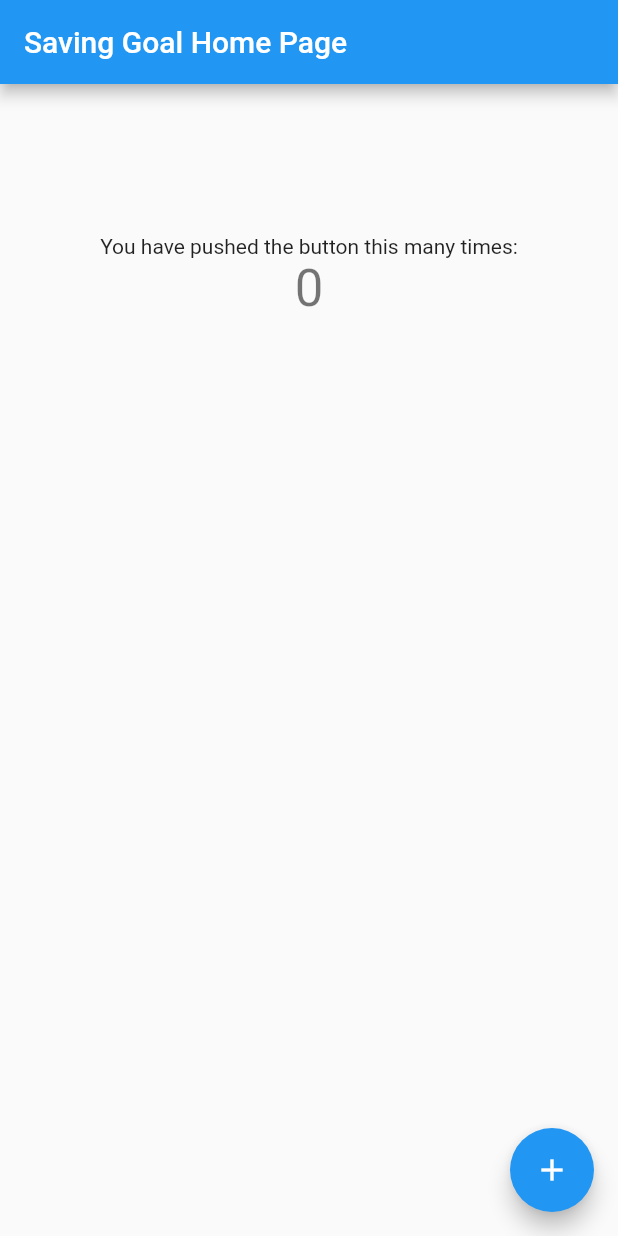
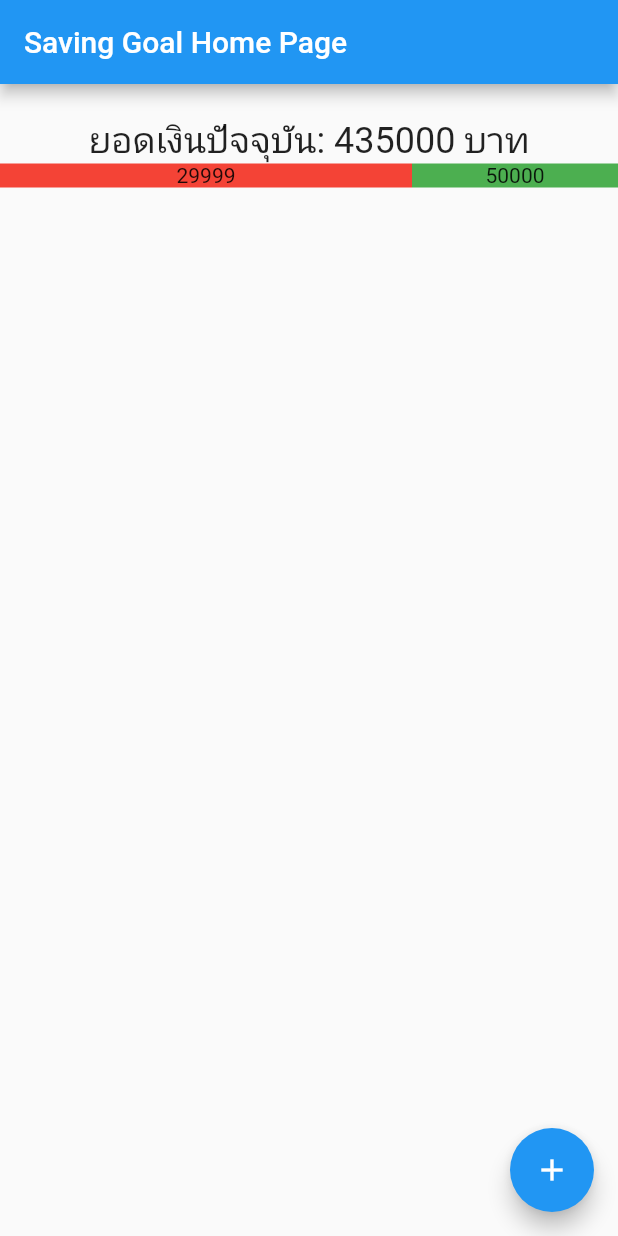
Before and after one commit to neizod/what_a_saving_goal, a Flutter app: the MyHomePage screen opened directly, on a phone screen of 412 x 824 dp. Run offline on Flutter 3.47's test engine with Material 2 defaults, Android fonts, the phone set to English and light mode, and no system bars.

Commit message:
update home.dart

```diff
--- a/lib/main.dart
+++ b/lib/main.dart
@@ -64,6 +64,7 @@ class MyHomePage extends StatefulWidget {
 
 class _MyHomePageState extends State<MyHomePage> {
   int _counter = 0;
+  int _current_balance = 435000;
 
   void _incrementCounter() {
     setState(() {
@@ -112,14 +113,31 @@ class _MyHomePageState extends State<MyHomePage> {
           children: <Widget>[
             Container(
               child:  Text(
-              'You have pushed the button this many times:',
+              'ยอดเงินปัจจุบัน: $_current_balance บาท',
+              style: Theme.of(context).textTheme.headline5,
               ),
               alignment: Alignment.topCenter,
-              margin: EdgeInsets.fromLTRB(0, 100, 0, 0),
+              margin: EdgeInsets.fromLTRB(20, 20, 20, 0),
             ),
-            Text(
-              '$_counter',
-              style: Theme.of(context).textTheme.headline4,
+            Row(
+              children: <Widget> [
+                Expanded(
+                  flex: 2,
+                  child: Container(
+                    color: Colors.red,
+                    width: 10,
+                    child: Center(child:Text('29999')),
+                    ),
+                  ),
+                Expanded(
+                  flex: 1,
+                  child: Container(
+                    color: Colors.green,
+                    width: 10,
+                    child: Center(child:Text('50000')),
+                    ),
+                  ),
+                ],
             ),
           ],
         ),
```
